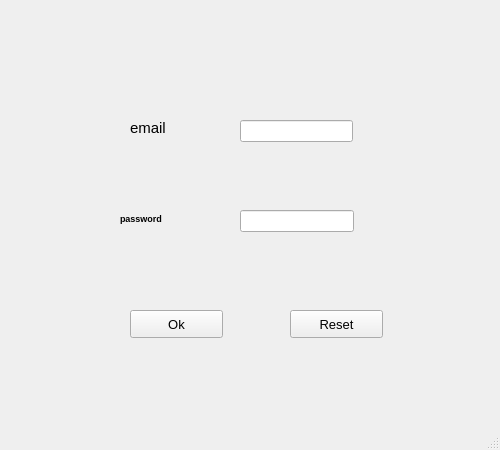
Trailblazers7001/upgraded-octo-tribble, file Cavaliers/san.ui: the form before one commit.
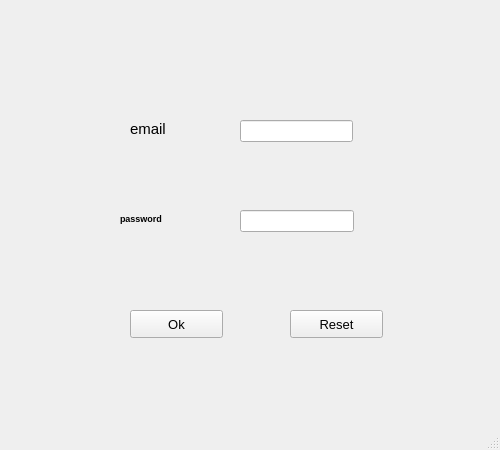
The form after the commit.

What changed in the file:
```diff
--- a/Cavaliers/san.ui
+++ b/Cavaliers/san.ui
@@ -39,7 +39,7 @@
       <x>130</x>
       <y>120</y>
       <width>55</width>
-      <height>16</height>
+      <height>17</height>
      </rect>
     </property>
     <property name="font">
```
